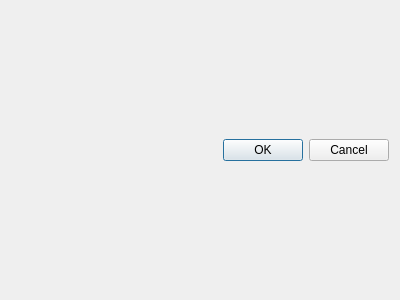
Old version of the form editcontrollerdialog.ui in the repository SSemenkin/AlarmBox.
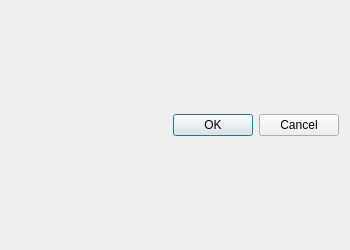
New version of the form. Icons and pictures are not drawn.

```diff
--- a/editcontrollerdialog.ui
+++ b/editcontrollerdialog.ui
@@ -6,8 +6,8 @@
    <rect>
     <x>0</x>
     <y>0</y>
-    <width>400</width>
-    <height>300</height>
+    <width>350</width>
+    <height>250</height>
    </rect>
   </property>
   <property name="windowTitle">
```
